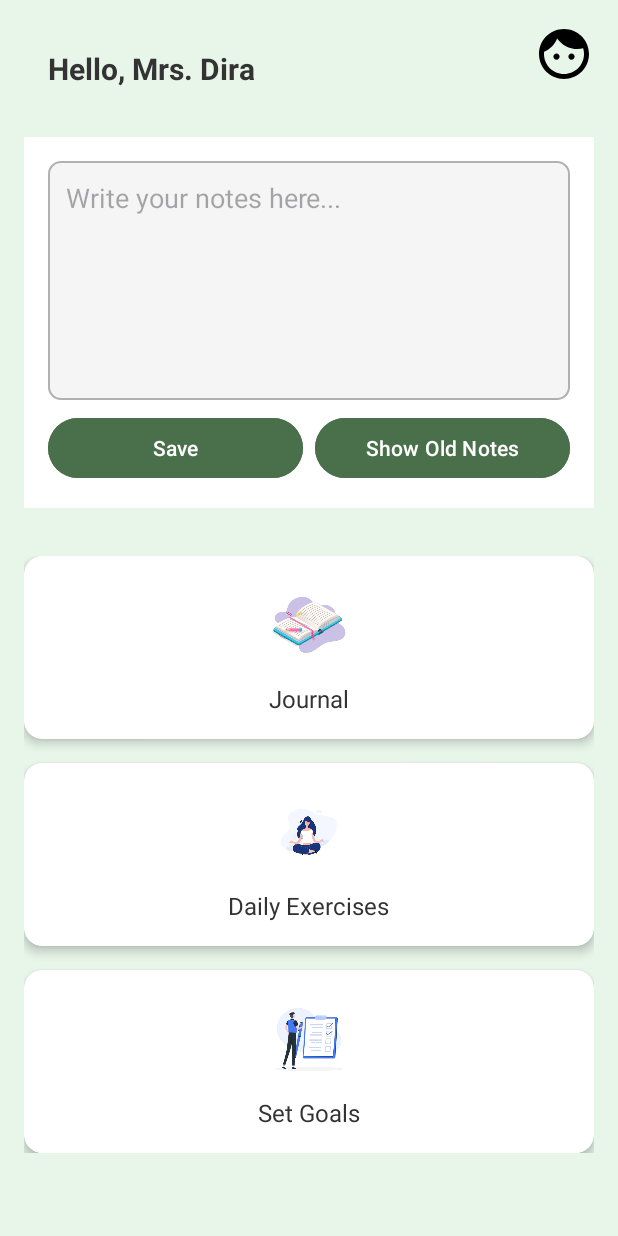
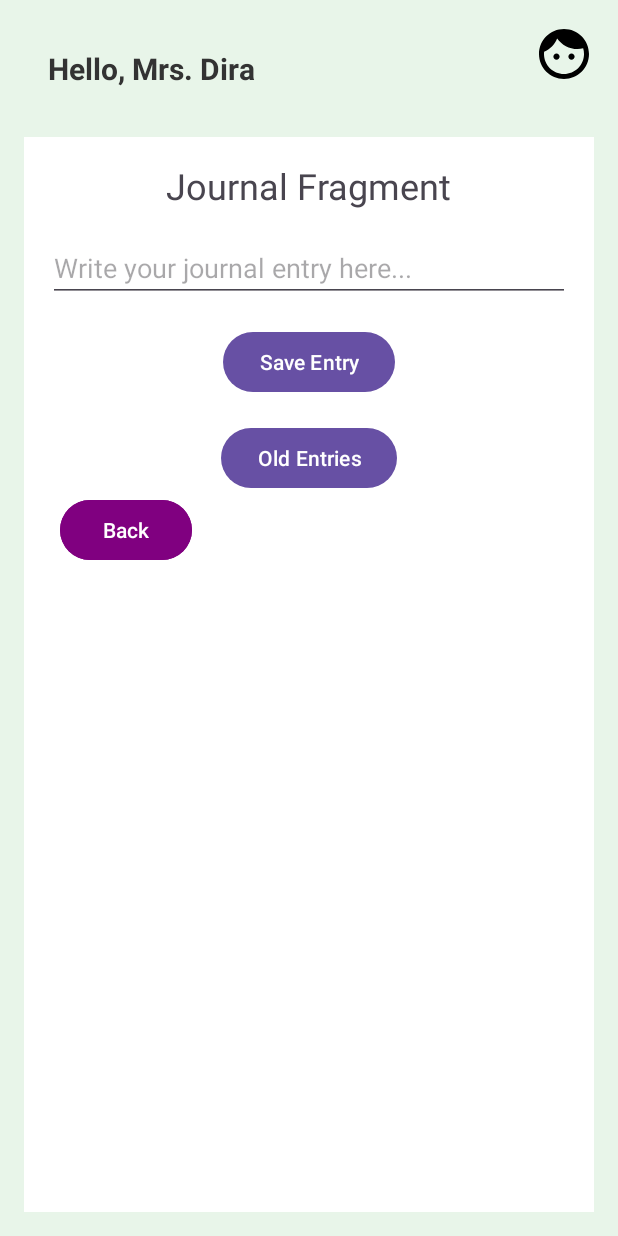
Before and after one commit to novacanefrank/NovanaAndroid, an Android app: the screen it shows after launch (DashboardActivity), after a tap on "Journal", on a phone screen of 412 x 824 dp. Run offline under Robolectric (Android 15) with nearby library versions, the phone set to English and light mode, and no system bars.

Commit message:
layout files

```diff
--- a/app/build.gradle.kts
+++ b/app/build.gradle.kts
@@ -53,6 +53,5 @@ dependencies {
     androidTestImplementation(libs.androidx.espresso.core)
     implementation("com.cloudinary:cloudinary-android:2.1.0")
     implementation("com.squareup.picasso:picasso:2.8")
-    implementation ("androidx.navigation:navigation-fragment-ktx:2.7.5")
-    implementation ("androidx.navigation:navigation-ui-ktx:2.7.5")
+    implementation ("androidx.fragment:fragment-ktx:1.6.2") // Use the latest version
 }
--- a/app/src/main/java/com/example/novana/ui/activity/DashboardActivity.kt
+++ b/app/src/main/java/com/example/novana/ui/activity/DashboardActivity.kt
@@ -2,17 +2,21 @@ package com.example.novana.ui.activity
 
 import android.os.Bundle
 import androidx.appcompat.app.AppCompatActivity
-import android.widget.EditText
-import android.widget.ImageView
 import android.widget.Toast
+import androidx.fragment.app.Fragment
 import androidx.recyclerview.widget.LinearLayoutManager
 import com.example.novana.R
 import com.example.novana.databinding.ActivityDashboardBinding
 import android.util.Log
 import android.view.View
 import android.widget.Button
+import androidx.appcompat.app.AlertDialog
 import androidx.recyclerview.widget.RecyclerView
-import androidx.appcompat.app.AlertDialog
+
+// Import your actual Fragment classes
+import com.example.novana.ui.fragment.JournalFragment
+import com.example.novana.ui.fragment.ExercisesFragment
+import com.example.novana.ui.fragment.GoalsFragment
 
 class DashboardActivity : AppCompatActivity() {
 
@@ -41,26 +45,36 @@ class DashboardActivity : AppCompatActivity() {
         Log.d("DashboardActivity", "dailyExercisesCard: ${binding.dailyExercisesCard}")
         Log.d("DashboardActivity", "setGoalsCard: ${binding.setGoalsCard}")
         Log.d("DashboardActivity", "saveNotesButton: ${binding.saveNotesButton}")
+        Log.d("DashboardActivity", "fragmentContainer: ${binding.fragmentContainer}")
 
         // Set click listener for User Profile Icon
         binding.userProfileIcon.setOnClickListener {
             showProfileDialog()
         }
 
-        // Set click listeners for the three cards
+        // Set click listeners for the three cards with Fragment navigation
         binding.journalCard.setOnClickListener {
+            replaceFragment(JournalFragment())
+            binding.fragmentContainer.visibility = View.VISIBLE
+            binding.gridContainer.visibility = View.GONE
+            binding.notesSection.visibility = View.GONE // Hide notes section
             Toast.makeText(this, "Journal clicked", Toast.LENGTH_SHORT).show()
-            // Add navigation or functionality here later
         }
 
         binding.dailyExercisesCard.setOnClickListener {
+            replaceFragment(ExercisesFragment())
+            binding.fragmentContainer.visibility = View.VISIBLE
+            binding.gridContainer.visibility = View.GONE
+            binding.notesSection.visibility = View.GONE // Hide notes section
             Toast.makeText(this, "Daily Exercises clicked", Toast.LENGTH_SHORT).show()
-            // Add navigation or functionality here later
         }
 
         binding.setGoalsCard.setOnClickListener {
+            replaceFragment(GoalsFragment())
+            binding.fragmentContainer.visibility = View.VISIBLE
+            binding.gridContainer.visibility = View.GONE
+            binding.notesSection.visibility = View.GONE // Hide notes section
             Toast.makeText(this, "Set Goals clicked", Toast.LENGTH_SHORT).show()
-            // Add navigation or functionality here later
         }
 
         // Set click listener for Show Old Notes button
@@ -87,6 +101,33 @@ class DashboardActivity : AppCompatActivity() {
         }
     }
 
+    private fun replaceFragment(fragment: Fragment) {
+        supportFragmentManager.beginTransaction()
+            .replace(R.id.fragmentContainer, fragment)
+            .addToBackStack(null)
+            .commit()
+        Log.d("DashboardActivity", "Replacing fragment with ${fragment.javaClass.simpleName}")
+    }
+
+    override fun onBackPressed() {
+        if (supportFragmentManager.backStackEntryCount > 0) {
+            supportFragmentManager.popBackStack()
+            binding.fragmentContainer.visibility = View.GONE
+            binding.gridContainer.visibility = View.VISIBLE
+            binding.notesSection.visibility = View.VISIBLE // Show notes section when back
+            Log.d("DashboardActivity", "Popped back stack, fragments remaining: ${supportFragmentManager.backStackEntryCount}")
+        } else {
+            super.onBackPressed()
+        }
+    }
+
+    // Public method to reset the UI
+    fun resetDashboardUI() {
+        binding.fragmentContainer.visibility = View.GONE
+        binding.gridContainer.visibility = View.VISIBLE
+        binding.notesSection.visibility = View.VISIBLE // Ensure notes section is visible
+    }
+
     private fun showProfileDialog() {
         val dialogView = layoutInflater.inflate(R.layout.dialog_profile, null)
         val logoutButton = dialogView.findViewById<Button>(R.id.logoutButton)
@@ -98,10 +139,8 @@ class DashboardActivity : AppCompatActivity() {
             .create()
 
         logoutButton.setOnClickListener {
-            // Add logout logic here (e.g., clear session, navigate to login screen)
             Toast.makeText(this, "Logged out", Toast.LENGTH_SHORT).show()
             dialog.dismiss()
-            // Example: finish() to close the activity and return to login
             finish()
         }
 
--- a/app/src/main/java/com/example/novana/ui/fragment/JournalFragment.kt
+++ b/app/src/main/java/com/example/novana/ui/fragment/JournalFragment.kt
@@ -11,12 +11,15 @@ import android.widget.Toast
 import androidx.recyclerview.widget.LinearLayoutManager
 import com.example.novana.R
 import androidx.recyclerview.widget.RecyclerView
+import android.util.Log
+import com.example.novana.ui.activity.DashboardActivity
 
 class JournalFragment : Fragment() {
 
     private lateinit var journalEntryEditText: EditText
     private lateinit var saveJournalButton: Button
     private lateinit var oldEntriesButton: Button
+    private lateinit var backButton: Button
     private lateinit var oldEntriesRecyclerView: RecyclerView
     private val journalEntries = mutableListOf<JournalEntryModel>()
     private var nextId = 0
@@ -33,6 +36,7 @@ class JournalFragment : Fragment() {
         journalEntryEditText = view.findViewById(R.id.journalEntryEditText)
         saveJournalButton = view.findViewById(R.id.saveJournalButton)
         oldEntriesButton = view.findViewById(R.id.oldEntriesButton)
+        backButton = view.findViewById(R.id.backButton)
         oldEntriesRecyclerView = view.findViewById(R.id.oldEntriesRecyclerView)
 
         // Set up RecyclerView
@@ -63,6 +67,12 @@ class JournalFragment : Fragment() {
             }
         }
 
+        // Set click listener for Back button
+        backButton.setOnClickListener {
+            requireActivity().supportFragmentManager.popBackStack()
+            (requireActivity() as DashboardActivity).resetDashboardUI()
+        }
+
         return view
     }
 
--- a/app/src/main/res/layout/activity_dashboard.xml
+++ b/app/src/main/res/layout/activity_dashboard.xml
@@ -26,7 +26,7 @@
         android:layout_margin="16dp"
         app:layout_constraintTop_toTopOf="parent"
         app:layout_constraintStart_toStartOf="parent"
-        app:layout_constraintEnd_toEndOf="parent">
+        app:layout_constraintEnd_toStartOf="@id/userProfileIcon">
 
         <TextView
             android:layout_width="wrap_content"
@@ -112,9 +112,7 @@
             app:cardBackgroundColor="#FFFFFF"
             app:layout_constraintTop_toTopOf="parent"
             app:layout_constraintStart_toStartOf="parent"
-            app:layout_constraintEnd_toEndOf="parent"
-            app:layout_constraintHorizontal_weight="1"
-            android:layout_marginEnd="0dp">
+            app:layout_constraintEnd_toEndOf="parent">
 
             <LinearLayout
                 android:layout_width="match_parent"
@@ -149,8 +147,6 @@
             app:layout_constraintTop_toBottomOf="@id/journalCard"
             app:layout_constraintStart_toStartOf="parent"
             app:layout_constraintEnd_toEndOf="parent"
-            app:layout_constraintVertical_chainStyle="packed"
-            app:layout_constraintHorizontal_weight="1"
             android:layout_marginTop="16dp">
 
             <LinearLayout
@@ -186,8 +182,6 @@
             app:layout_constraintTop_toBottomOf="@id/dailyExercisesCard"
             app:layout_constraintStart_toStartOf="parent"
             app:layout_constraintEnd_toEndOf="parent"
-            app:layout_constraintVertical_chainStyle="packed"
-            app:layout_constraintHorizontal_weight="1"
             android:layout_marginTop="16dp">
 
             <LinearLayout
@@ -214,7 +208,6 @@
         </androidx.cardview.widget.CardView>
     </androidx.constraintlayout.widget.ConstraintLayout>
 
-    <!-- RecyclerView for old notes (hidden by default) -->
     <androidx.recyclerview.widget.RecyclerView
         android:id="@+id/notesRecyclerView"
         android:layout_width="0dp"
@@ -225,4 +218,16 @@
         app:layout_constraintBottom_toTopOf="@id/gridContainer"
         android:visibility="gone"/>
 
+    <FrameLayout
+        android:id="@+id/fragmentContainer"
+        android:layout_width="0dp"
+        android:layout_height="0dp"
+        app:layout_constraintTop_toBottomOf="@id/greetingSection"
+    app:layout_constraintStart_toStartOf="parent"
+    app:layout_constraintEnd_toEndOf="parent"
+    app:layout_constraintBottom_toBottomOf="parent"
+    android:layout_margin="16dp"
+    android:background="#FFFFFF"
+    android:visibility="gone"/>
+
 </androidx.constraintlayout.widget.ConstraintLayout>
--- a/app/src/main/res/layout/fragment_journal.xml
+++ b/app/src/main/res/layout/fragment_journal.xml
@@ -44,5 +44,14 @@
         android:layout_height="0dp"
         android:layout_weight="1"
         android:visibility="gone"/>
+    <Button
+        android:id="@+id/backButton"
+        android:layout_width="wrap_content"
+        android:layout_height="wrap_content"
+        android:text="Back"
+        android:textColor="#FFFFFF"
+        android:backgroundTint="#800080"
+        android:padding="8dp"
+        android:layout_marginStart="8dp"/>
 
 </LinearLayout>
```
Also changed, not shown: app/src/main/java/com/example/novana/model/UserModel.kt (+21 -39 lines), app/src/main/java/com/example/novana/repository/UserRepository.kt (added, +12 -0 lines), app/src/main/java/com/example/novana/ui/fragment/ExercisesFragment.kt (+10 -0 lines), app/src/main/java/com/example/novana/ui/fragment/GoalsFragment.kt (+10 -0 lines), app/src/main/res/layout/fragment_exercises.xml (+9 -0 lines), app/src/main/res/layout/fragment_goals.xml (+10 -0 lines), app/src/main/res/navigation/nav_graph.xml (deleted, +0 -20 lines).
